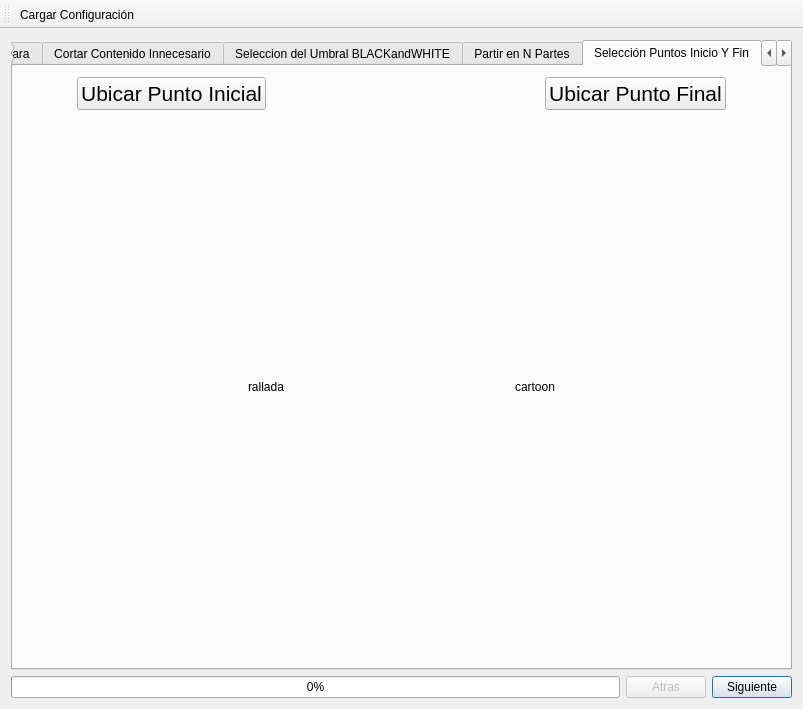
dianjuar/ModuloVisionArtifiical_ACO, file ventanaprincipal.ui: the form before one commit.
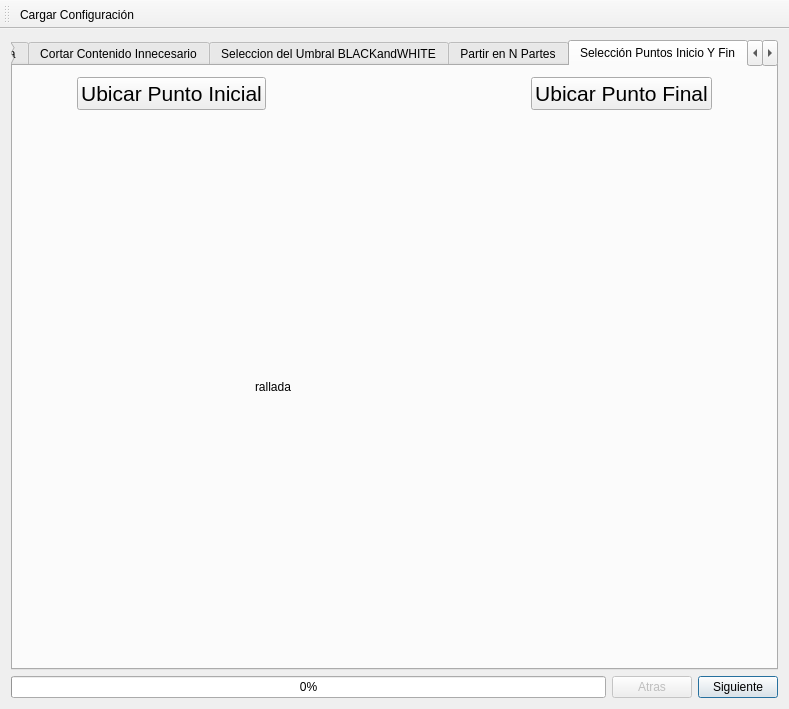
The form after the commit. Icons and pictures are not drawn. Custom widgets are drawn as their Qt base class.

```diff
--- a/ventanaprincipal.ui
+++ b/ventanaprincipal.ui
@@ -9,7 +9,7 @@
    <rect>
     <x>0</x>
     <y>0</y>
-    <width>803</width>
+    <width>786</width>
     <height>709</height>
    </rect>
   </property>
@@ -1527,7 +1527,7 @@
           <item>
            <widget class="STAND::ClickableLabel" name="label_display_IF">
             <property name="text">
-             <string>cartoon</string>
+             <string/>
             </property>
             <property name="pixmap">
              <pixmap>media/CamNOT_FOUND.png</pixmap>
```
Left out of the diff: 2 changed lines with no effect on the pictures.
